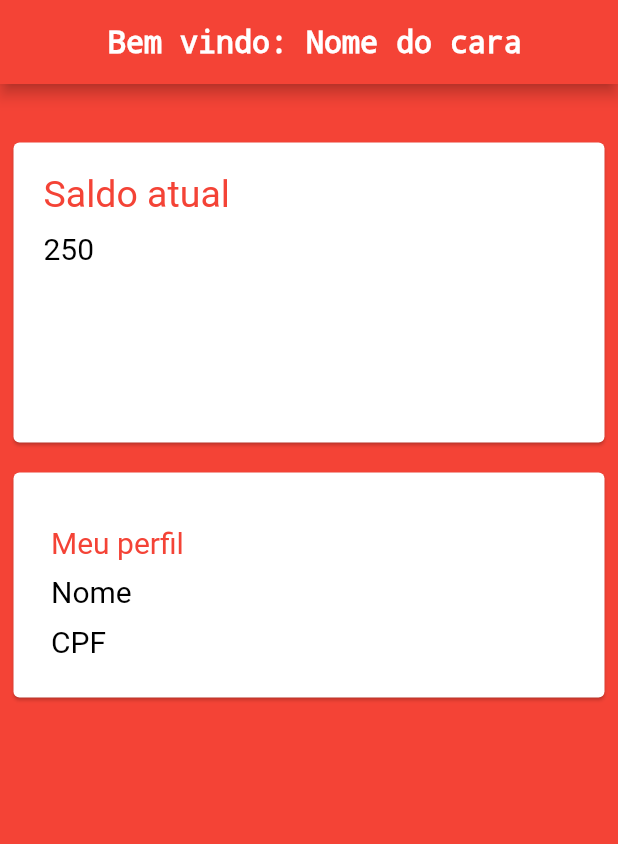
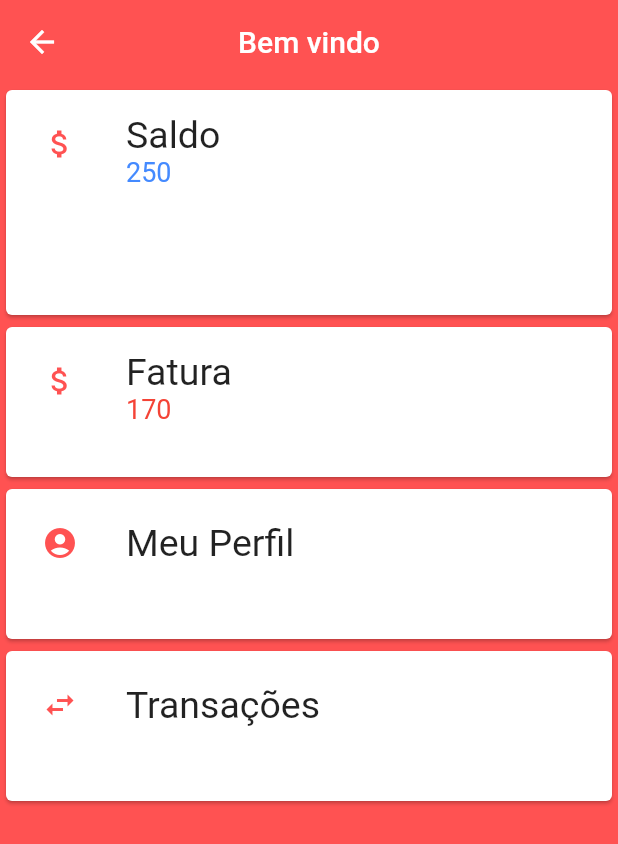
Before and after one commit to Magnothiago/AlfaBank, a Flutter app: the TelaPrincipal screen opened by its route, on a phone screen of 412 x 824 dp. Shown: the top 844 px of the screen. Run offline on Flutter 3.47's test engine with Material 2 defaults, Android fonts, the phone set to English and light mode, and no system bars; our stand-ins replace brasil_fields, email_validator; missing offline and left inert: cpfcnpj.

Commit message:
Nova tela inicial

```diff
--- a/lib/src/screnn/tela_principal.dart
+++ b/lib/src/screnn/tela_principal.dart
@@ -6,84 +6,116 @@ class TelaPrincipal extends StatelessWidget {
   @override
   Widget build(BuildContext context) {
     return Scaffold(
-      backgroundColor: Colors.red,
+      backgroundColor: Colors.redAccent,
       appBar: AppBar(
+        elevation: 0,
+        backgroundColor: Colors.redAccent,
         centerTitle: true,
-        actions: [],
-        leading: Icon(null),
-        title: Text(
-          "Bem vindo: Nome do cara",
-          style: TextStyle(fontFamily: "Courier", fontWeight: FontWeight.bold),
-        ),
+        title: Text('Bem vindo'),
       ),
       body: ListView(
-        padding: EdgeInsets.all(5),
         children: [
-          SizedBox(
-            height: 30,
-          ),
-          Card(
-            child: InkWell(
-              splashColor: Colors.white,
-              onTap: (){
-                Text("Chamar tela de detalhes do usuário");
-              },
+          InkWell(
+            onTap: () {},
+            child: Card(
               child: Container(
-                padding: EdgeInsets.all(20),
-                width: 300,
-                height: 200,
-                child: ListView(
-                  children: [
-                    SizedBox(
-                      width: 20,
+                height: 150,
+                child: Padding(
+                  padding: const EdgeInsets.all(8.0),
+                  child: ListTile(
+                    leading: Icon(
+                      Icons.attach_money_sharp,
+                      color: Colors.redAccent,
                     ),
-                    Text("Saldo atual",style: TextStyle(fontSize: 25,color: Colors.red),),
-                    SizedBox(
-                      height: 10,
+                    title: Text(
+                      'Saldo',
+                      style: TextStyle(fontSize: 25),
                     ),
-                    Text("250",style: TextStyle(fontSize: 20,color: Colors.black),)
-                  ],
+                    subtitle: Text(
+                      '250',
+                      style: TextStyle(fontSize: 18, color: Colors.blueAccent),
+                    ),
+                  ),
                 ),
               ),
             ),
           ),
-          SizedBox(
-            height: 12,
-          ),
-          Card(
-            child:InkWell(
-              onTap: (){
-                Text('Editar perfil do cara');
-              },
+          InkWell(
+            onTap: () {},
+            child: Card(
               child: Container(
-                padding: EdgeInsets.all(20),
-                width: 300,
-                height: 150,
-                child: ListView(
-                  padding: EdgeInsets.all(5),
-                  children: [
-                    SizedBox(
-                      height: 10,
+                height: 100,
+                child: Padding(
+                  padding: const EdgeInsets.all(8.0),
+                  child: ListTile(
+                    leading: Icon(
+                      Icons.attach_money_sharp,
+                      color: Colors.redAccent,
                     ),
-                    Text("Meu perfil",style: TextStyle(fontSize: 20,color: Colors.red),
+                    title: Text(
+                      'Fatura',
+                      style: TextStyle(fontSize: 25),
                     ),
-                    SizedBox(
-                      height: 10,
+                    subtitle: Text(
+                      '170',
+                      style: TextStyle(fontSize: 18, color: Colors.red),
                     ),
-                    Text("Nome",style: TextStyle(fontSize: 20,color: Colors.black),
                   ),
-                    SizedBox(
-                      height: 10,
-                    ),
-                  Text("CPF",style: TextStyle(fontSize: 20,color: Colors.black),)
-                  ],
                 ),
-
               ),
             ),
-          )
+          ),
+          InkWell(
+            onTap: () {},
+            child: Card(
+              child: Container(
+                height: 100,
+                child: Padding(
+                  padding: const EdgeInsets.all(8.0),
+                  child: ListTile(
+                    leading: Icon(
+                      Icons.account_circle_sharp,
+                      color: Colors.redAccent,
+                    ),
+                    title: Text(
+                      'Meu Perfil',
+                      style: TextStyle(fontSize: 25),
+                    ),
+                    //subtitle: Text(
+                    //'170',
+                    //style: TextStyle(fontSize: 18, color: Colors.red),
+                    //),
+                  ),
+                ),
+              ),
+            ),
+          ),
+          InkWell(
+            onTap: () {},
+            child: Card(
+              child: Container(
+                height: 100,
+                child: Padding(
+                  padding: const EdgeInsets.all(8.0),
+                  child: ListTile(
+                    leading: Icon(
+                      Icons.swap_horiz_sharp,
+                      color: Colors.redAccent,
+                    ),
+                    title: Text(
+                      'Transações',
+                      style: TextStyle(fontSize: 25),
+                    ),
+                    //subtitle: Text(
+                    //'170',
+                    //style: TextStyle(fontSize: 18, color: Colors.red),
+                    //),
+                  ),
+                ),
+              ),
+            ),
+          ),
         ],
-
       ),
     );
   }
```
